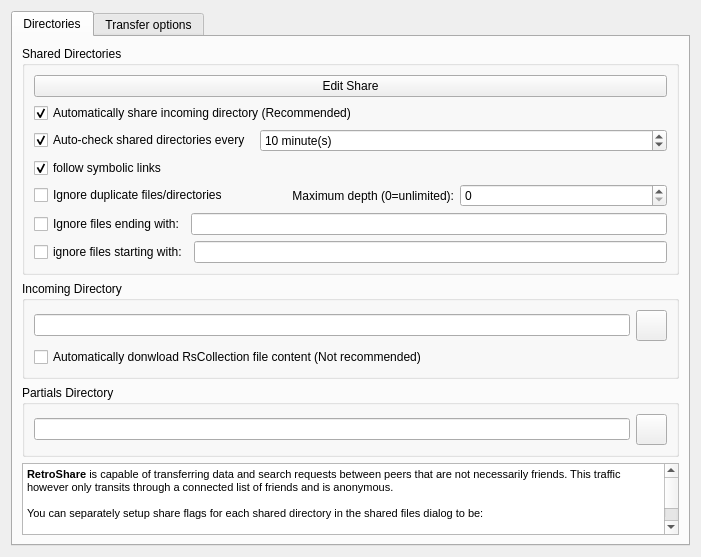
Above: retroshare-gui/src/gui/settings/TransferPage.ui from RetroShare/RetroShare before the change. Below: the same form after it.
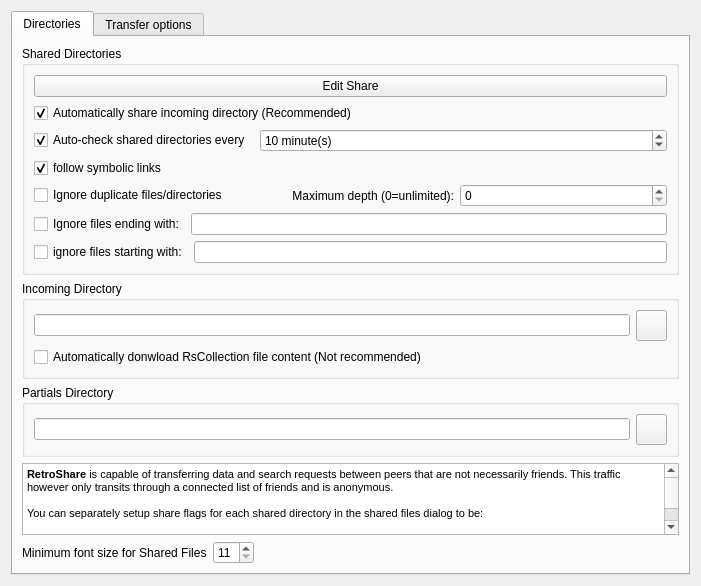
That is the form after the change. Icons and pictures are not drawn. Custom widgets are drawn as their Qt base class.

Commit message:
gui: file: add power to change font size for displayed shared files
Added one more settings group "File".

Patch:
```diff
--- a/retroshare-gui/src/gui/settings/TransferPage.ui
+++ b/retroshare-gui/src/gui/settings/TransferPage.ui
@@ -299,6 +299,40 @@
         </widget>
        </item>
        <item row="4" column="0">
+        <layout class="QHBoxLayout" name="minimumFontSizeHLayout">
+         <item>
+          <widget class="QLabel" name="minimumFontSizeLabel">
+           <property name="text">
+            <string>Minimum font size for Shared Files</string>
+           </property>
+          </widget>
+         </item>
+         <item>
+          <widget class="QSpinBox" name="minimumFontSize_SB">
+           <property name="minimum">
+            <number>11</number>
+           </property>
+           <property name="maximum">
+            <number>64</number>
+           </property>
+          </widget>
+         </item>
+         <item>
+          <spacer name="minimumFontSizeHSpacer">
+           <property name="orientation">
+            <enum>Qt::Horizontal</enum>
+           </property>
+           <property name="sizeHint" stdset="0">
+            <size>
+             <width>40</width>
+             <height>20</height>
+            </size>
+           </property>
+          </spacer>
+         </item>
+        </layout>
+       </item>
+       <item row="5" column="0">
         <spacer name="verticalSpacer_2">
          <property name="orientation">
           <enum>Qt::Vertical</enum>
```
The commit also changes 5 other files.
